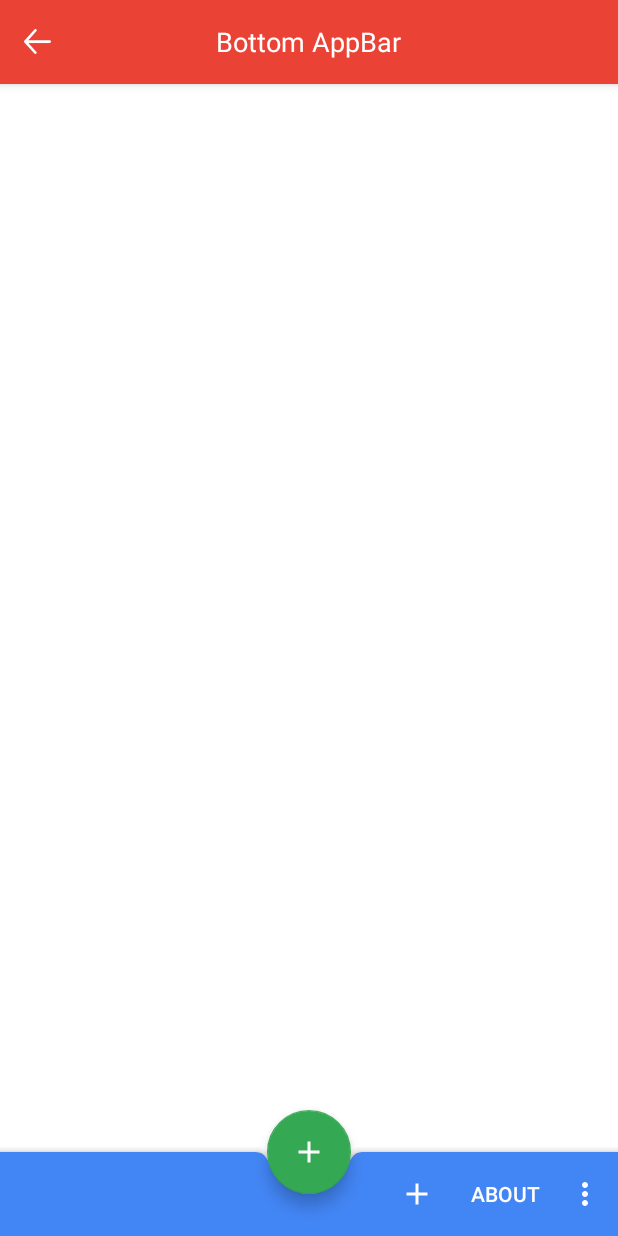
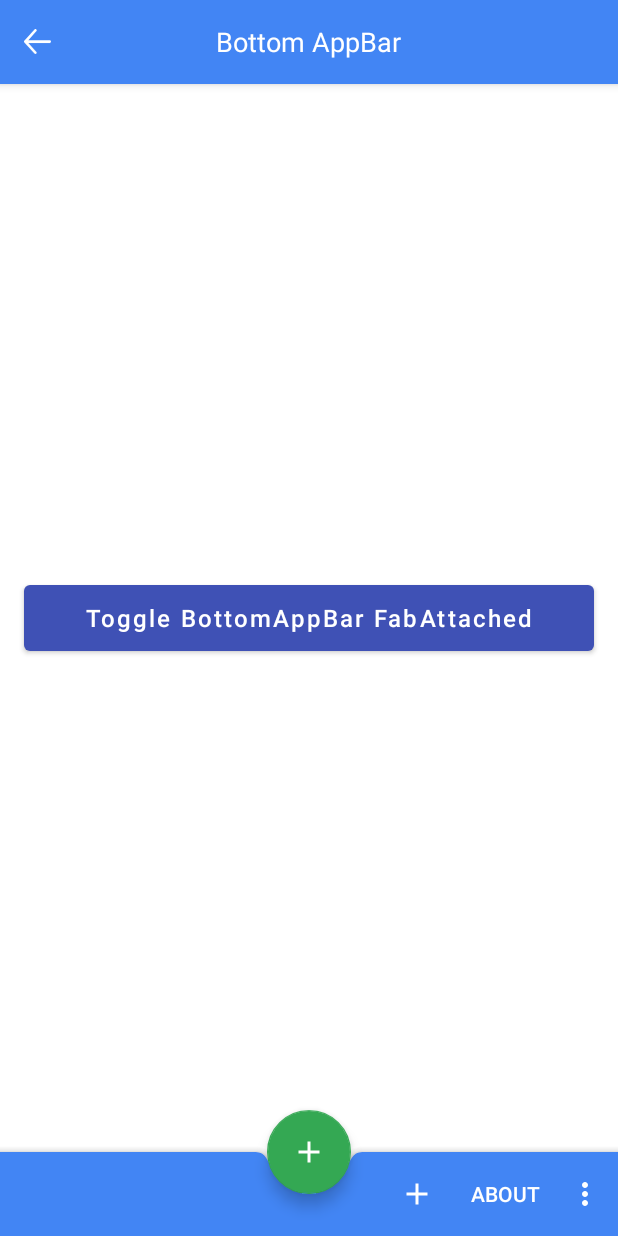
Before and after one commit to emretekin/Support-Library-v28-Additions, an Android app: the BottomAppBarActivity screen opened directly, with no data from a screen before it, on a phone screen of 412 x 824 dp. Run offline under Robolectric (Android 15) with nearby library versions, the phone set to English and light mode, and no system bars.

Commit message:
styles changed

```diff
--- a/app/src/main/java/com/emretekin/supportlibraryv28additions/BottomAppBarActivity.kt
+++ b/app/src/main/java/com/emretekin/supportlibraryv28additions/BottomAppBarActivity.kt
@@ -3,6 +3,8 @@ package com.emretekin.supportlibraryv28additions
 import android.support.v7.app.AppCompatActivity
 import android.os.Bundle
 import android.support.design.bottomappbar.BottomAppBar
+import android.support.design.button.MaterialButton
+import android.support.design.widget.FloatingActionButton
 import android.support.v7.widget.AppCompatTextView
 import android.widget.ImageView
 
@@ -11,6 +13,8 @@ class BottomAppBarActivity : AppCompatActivity() {
     private lateinit var bottomAppbar: BottomAppBar;
     private lateinit var toolbarTitle: AppCompatTextView;
     private lateinit var arrowImageview: ImageView;
+    private lateinit var fab: FloatingActionButton;
+    private lateinit var fabAttachedButton: MaterialButton;
 
     override fun onCreate(savedInstanceState: Bundle?) {
         super.onCreate(savedInstanceState)
@@ -25,7 +29,9 @@ class BottomAppBarActivity : AppCompatActivity() {
 
     private fun createViews(){
         bottomAppbar = findViewById(R.id.bottom_appbar);
+        fab = findViewById(R.id.fab);
         toolbarTitle = findViewById(R.id.toolbar_title_textview);
+        fabAttachedButton = findViewById(R.id.fabAttached_button);
         arrowImageview = findViewById(R.id.arrow_imageview);
     }
 
@@ -35,6 +41,7 @@ class BottomAppBarActivity : AppCompatActivity() {
 
     private fun setListeners(){
         arrowImageview.setOnClickListener { onBackPressed()}
+
     }
 
     private fun setBottomBarMenu(){
--- a/app/src/main/res/layout/activity_bottom_app_bar.xml
+++ b/app/src/main/res/layout/activity_bottom_app_bar.xml
@@ -1,12 +1,12 @@
 <?xml version="1.0" encoding="utf-8"?>
 <android.support.design.widget.CoordinatorLayout xmlns:android="http://schemas.android.com/apk/res/android"
     xmlns:app="http://schemas.android.com/apk/res-auto"
+    xmlns:tools="http://schemas.android.com/tools"
     android:layout_width="match_parent"
     android:layout_height="match_parent"
-    xmlns:tools="http://schemas.android.com/tools"
     tools:context="com.emretekin.supportlibraryv28additions.BottomAppBarActivity">
 
-    <include layout="@layout/view_toolbar"/>
+    <include layout="@layout/view_toolbar" />
 
     <android.support.design.bottomappbar.BottomAppBar
         android:id="@+id/bottom_appbar"
@@ -14,7 +14,7 @@
         android:layout_height="wrap_content"
         android:layout_gravity="bottom"
         app:backgroundTint="@color/gBlue"
-        app:fabAttached="true"
+        app:fabAttached="false"
         app:fabCradleVerticalOffset="12dp"
         app:popupTheme="@style/ThemeOverlay.AppCompat.Light"
         app:theme="@style/ThemeOverlay.AppCompat.Dark.ActionBar" />
@@ -24,8 +24,15 @@
         android:layout_width="wrap_content"
         android:layout_height="wrap_content"
         android:layout_gravity="bottom|center_horizontal"
+        android:src="@drawable/ic_add_white_24dp"
         app:backgroundTint="@color/gGreen"
-        android:src="@drawable/ic_add_white_24dp"
         app:layout_anchor="@+id/bottom_appbar" />
 
+
+    <android.support.design.button.MaterialButton
+        android:id="@+id/fabAttached_button"
+        style="@style/MainDefaultButton"
+        android:text="Toggle BottomAppBar FabAttached"
+        app:backgroundTint="@color/colorPrimary" />
+
 </android.support.design.widget.CoordinatorLayout>
--- a/app/src/main/res/layout/view_toolbar.xml
+++ b/app/src/main/res/layout/view_toolbar.xml
@@ -10,7 +10,7 @@
         android:layout_width="match_parent"
         android:layout_height="?attr/actionBarSize"
         android:minHeight="?attr/actionBarSize"
-        android:background="@color/gRed">
+        android:background="@color/gBlue">
 
         <android.support.v7.widget.Toolbar
             android:id="@+id/social_toolbar"
--- /dev/null
+++ b/app/src/main/res/values-v21/styles.xml
@@ -0,0 +1,10 @@
+<?xml version="1.0" encoding="utf-8"?>
+<resources>
+    <style name="AppTheme" parent="Theme.AppCompat.Light.NoActionBar">
+        <!-- Customize your theme here. -->
+        <item name="colorPrimary">@color/colorPrimary</item>
+        <item name="colorPrimaryDark">@color/colorPrimaryDark</item>
+        <item name="colorAccent">@color/colorAccent</item>
+        <item name="android:statusBarColor">@color/gBlue</item>
+    </style>
+</resources>
```
